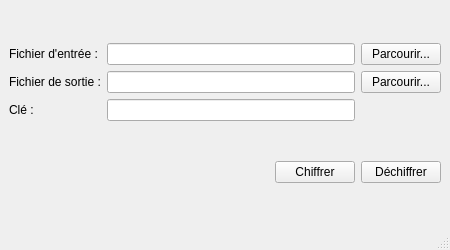
22mk294/Projet-de-compression-de-decompression-de-fichier-cpp, file mainwindow.ui: the form before one commit.
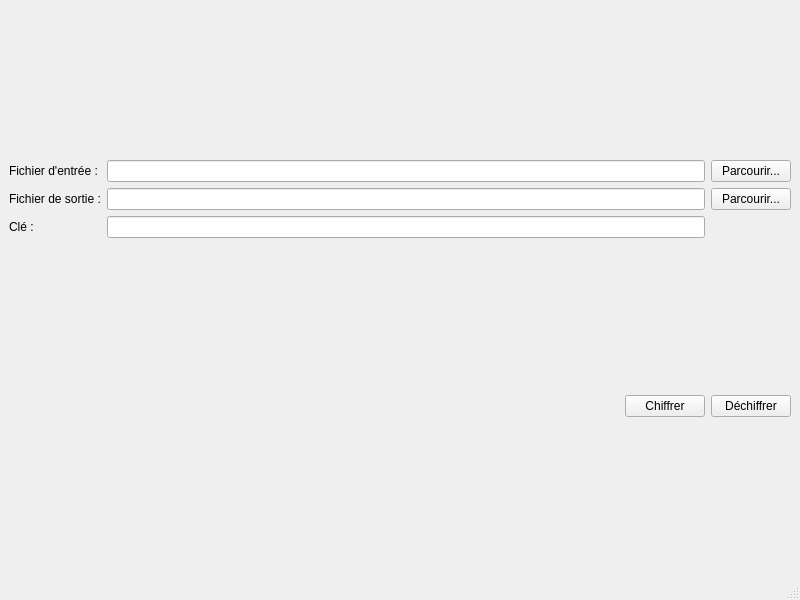
The form after the commit.

Patch:
```diff
--- a/mainwindow.ui
+++ b/mainwindow.ui
@@ -6,8 +6,8 @@
    <rect>
     <x>0</x>
     <y>0</y>
-    <width>450</width>
-    <height>250</height>
+    <width>800</width>
+    <height>600</height>
    </rect>
   </property>
   <property name="windowTitle">
```
Left out of the diff: 2 changed lines with no effect on the pictures.
